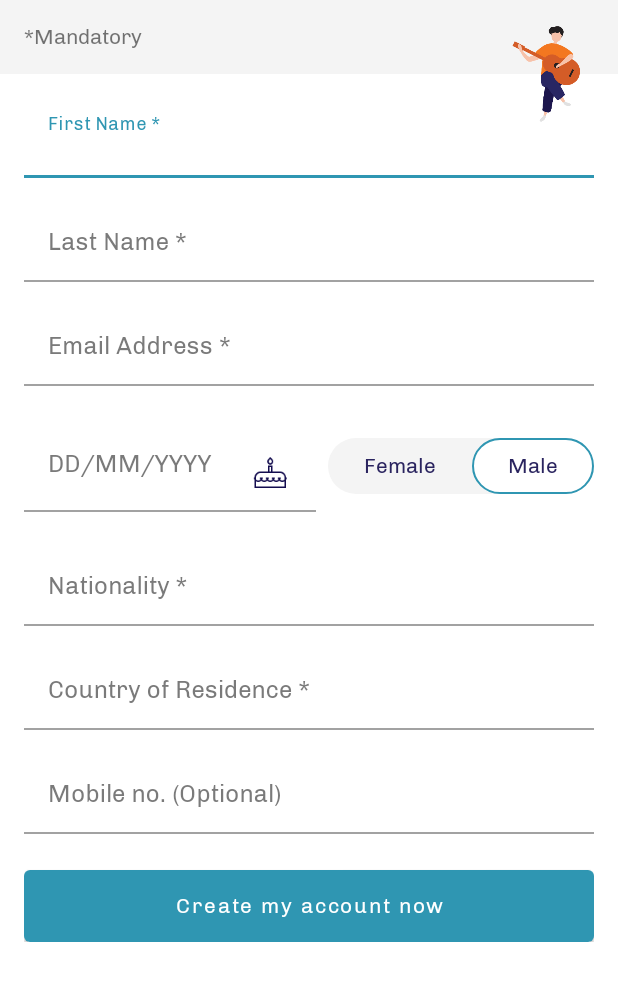
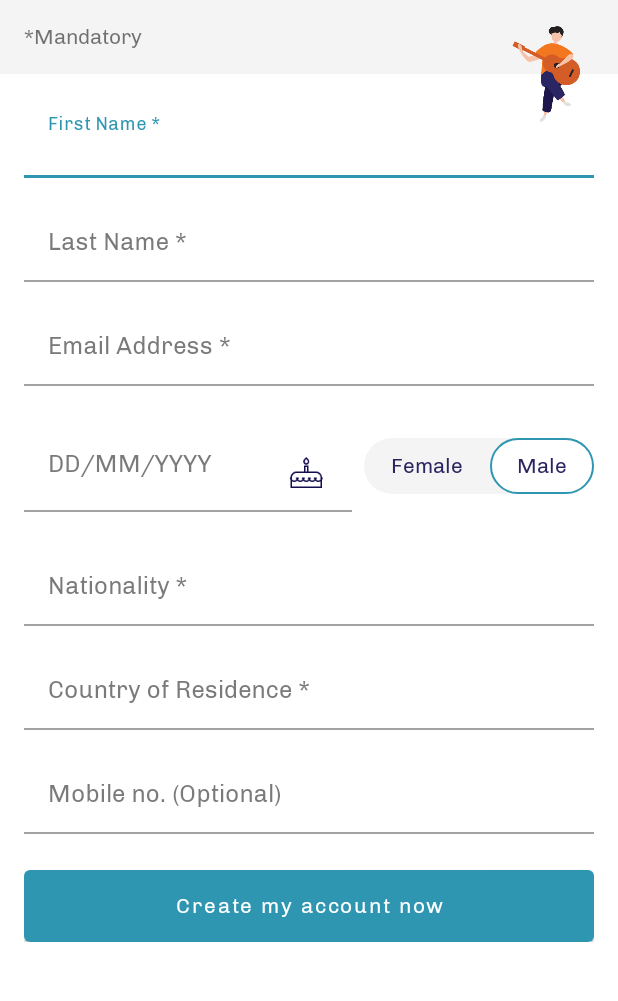
Before and after one commit to VladZawinski/Ready-To-Travel, an Android app: the SignUpActivity screen opened directly, with no data from a screen before it, after a tap on "Male", on a phone screen of 412 x 824 dp, the part 180-1181 px from its top. Run offline under Robolectric (Android 15) with nearby library versions, the phone set to English and light mode, and no system bars; our stand-ins replace data binding.

Commit message:
form is done

```diff
--- a/app/src/main/java/non/shahad/statedatamanagement/landing/SignUpViewModel.kt
+++ b/app/src/main/java/non/shahad/statedatamanagement/landing/SignUpViewModel.kt
@@ -1,20 +1,21 @@
 package non.shahad.statedatamanagement.landing
 
+import android.util.Patterns
 import androidx.lifecycle.ViewModel
-import kotlinx.coroutines.flow.MutableSharedFlow
-import kotlinx.coroutines.flow.MutableStateFlow
-import kotlinx.coroutines.flow.StateFlow
-import kotlinx.coroutines.flow.asSharedFlow
+import androidx.lifecycle.viewModelScope
+import kotlinx.coroutines.channels.Channel
+import kotlinx.coroutines.flow.*
+import kotlinx.coroutines.launch
 
 class SignUpViewModel constructor(
 
 ): ViewModel() {
 
-    private val _uiState = MutableStateFlow<SignUpState>(initialState())
-    val uiState: StateFlow<SignUpState> = _uiState
+    private val state = MutableStateFlow<SignUpState>(initialState())
+    val uiState = state.asStateFlow()
 
-    private val _event: MutableSharedFlow<SignUpSideEffect> = MutableSharedFlow()
-    val event = _event.asSharedFlow()
+    private val _event = Channel<SignUpSideEffect>(Channel.CONFLATED)
+    val event = _event.receiveAsFlow()
 
     private fun initialState() = SignUpState(
         credentials = mapOf(
@@ -29,14 +30,43 @@ class SignUpViewModel constructor(
         )
     )
 
+    /**
+     * Compilation error on map.forEach { t, u ->  }
+     * Strange, isn't it?
+     */
+    fun validate() {
+        viewModelScope.launch {
+            publishEvent(SignUpSideEffect.Validated)
+            val emptyEntities = state.value.credentials.filterValues { it.isEmpty() }
+
+            if (emptyEntities.isEmpty()){
+                hitToAPI()
+                publishEvent(SignUpSideEffect.Validated)
+            } else {
+                val emptyIds = emptyEntities.keys.toList()
+                publishEvent(SignUpSideEffect.ShowValidationError(emptyIds))
+            }
+        }
+    }
+
+    private fun checkEmailValidation(email: String){
+
+    }
+
+    private fun hitToAPI(){}
+
     fun persistCredentials(id: Int, value: String) {
-        val credential = _uiState.value.credentials.toMutableMap()
+        val credential = state.value.credentials.toMutableMap()
         credential[id] = value
 
-        _uiState.value = _uiState.value.copy(
+        state.value = state.value.copy(
             credentials = credential
         )
     }
+
+    fun String.isValidEmail() = Patterns.EMAIL_ADDRESS.matcher(this).matches()
+
+    private suspend fun publishEvent(event: SignUpSideEffect) = _event.send(event)
 
 }
 
@@ -52,12 +82,12 @@ object CredentialIds {
 }
 
 data class SignUpState(
-    val isSigningUp: Boolean = false,
     val credentials: Map<Int,String>
 )
 
 sealed class SignUpSideEffect {
     object isValidating: SignUpSideEffect()
     object Validated: SignUpSideEffect()
+    data class ShowToast(val message: String): SignUpSideEffect()
     data class ShowValidationError(val emptyEdIds: List<Int>): SignUpSideEffect()
 }
--- a/app/src/main/res/layout/activity_sign_up.xml
+++ b/app/src/main/res/layout/activity_sign_up.xml
@@ -208,6 +208,7 @@
             </com.google.android.material.textfield.TextInputLayout>
 
             <com.google.android.material.button.MaterialButton
+                android:id="@+id/signUpBtn"
                 android:layout_width="match_parent"
                 android:layout_height="wrap_content"
                 android:insetTop="0dp"
--- a/app/src/main/res/layout/layout_gender.xml
+++ b/app/src/main/res/layout/layout_gender.xml
@@ -15,11 +15,11 @@
             android:id="@+id/femaleView"
             android:layout_width="wrap_content"
             android:layout_height="wrap_content"
-            android:paddingStart="24dp"
+            android:paddingStart="18dp"
             android:background="@drawable/gender_selected_shape"
             android:textColor="@color/gender_tab_text_color"
             android:paddingTop="10dp"
-            android:paddingEnd="24dp"
+            android:paddingEnd="18dp"
             android:textSize="14sp"
             android:paddingBottom="10dp"
             android:text="Female" />
@@ -31,9 +31,9 @@
             android:textColor="@color/gender_tab_text_color"
             android:background="@drawable/normal_shape"
             android:textSize="14sp"
-            android:paddingStart="24dp"
+            android:paddingStart="18dp"
             android:paddingTop="10dp"
-            android:paddingEnd="24dp"
+            android:paddingEnd="18dp"
             android:paddingBottom="10dp"
             android:text="Male" />
 
```
Also changed, not shown: app/src/main/java/non/shahad/statedatamanagement/landing/SignUpActivity.kt (+39 -2 lines).
